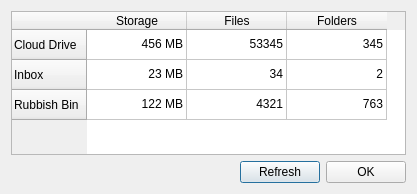
First picture: the form in Source/MEGASync/gui/macx/AccountDetailsDialog.ui, repository meganz/MEGAsync, before the edit.
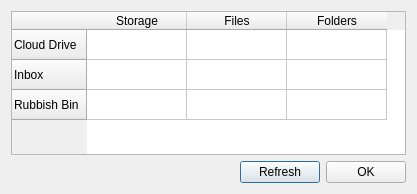
Second picture: the form after the edit.

What changed in the file:
```diff
--- a/Source/MEGASync/gui/macx/AccountDetailsDialog.ui
+++ b/Source/MEGASync/gui/macx/AccountDetailsDialog.ui
@@ -124,7 +124,7 @@
         </column>
         <item row="0" column="0">
          <property name="text">
-          <string>456 MB</string>
+          <string/>
          </property>
          <property name="textAlignment">
           <set>AlignRight|AlignVCenter</set>
@@ -132,7 +132,7 @@
         </item>
         <item row="0" column="1">
          <property name="text">
-          <string>53345</string>
+          <string/>
          </property>
          <property name="textAlignment">
           <set>AlignRight|AlignVCenter</set>
@@ -140,7 +140,7 @@
         </item>
         <item row="0" column="2">
          <property name="text">
-          <string>345</string>
+          <string/>
          </property>
          <property name="textAlignment">
           <set>AlignRight|AlignVCenter</set>
@@ -148,7 +148,7 @@
         </item>
         <item row="1" column="0">
          <property name="text">
-          <string>23 MB</string>
+          <string/>
          </property>
          <property name="textAlignment">
           <set>AlignRight|AlignVCenter</set>
@@ -156,7 +156,7 @@
         </item>
         <item row="1" column="1">
          <property name="text">
-          <string>34</string>
+          <string/>
          </property>
          <property name="textAlignment">
           <set>AlignRight|AlignVCenter</set>
@@ -164,7 +164,7 @@
         </item>
         <item row="1" column="2">
          <property name="text">
-          <string>2</string>
+          <string/>
          </property>
          <property name="textAlignment">
           <set>AlignRight|AlignVCenter</set>
@@ -172,7 +172,7 @@
         </item>
         <item row="2" column="0">
          <property name="text">
-          <string>122 MB</string>
+          <string/>
          </property>
          <property name="textAlignment">
           <set>AlignRight|AlignVCenter</set>
@@ -180,7 +180,7 @@
         </item>
         <item row="2" column="1">
          <property name="text">
-          <string>4321</string>
+          <string/>
          </property>
          <property name="textAlignment">
           <set>AlignRight|AlignVCenter</set>
@@ -188,7 +188,7 @@
         </item>
         <item row="2" column="2">
          <property name="text">
-          <string>763</string>
+          <string/>
          </property>
          <property name="textAlignment">
           <set>AlignRight|AlignVCenter</set>
```
